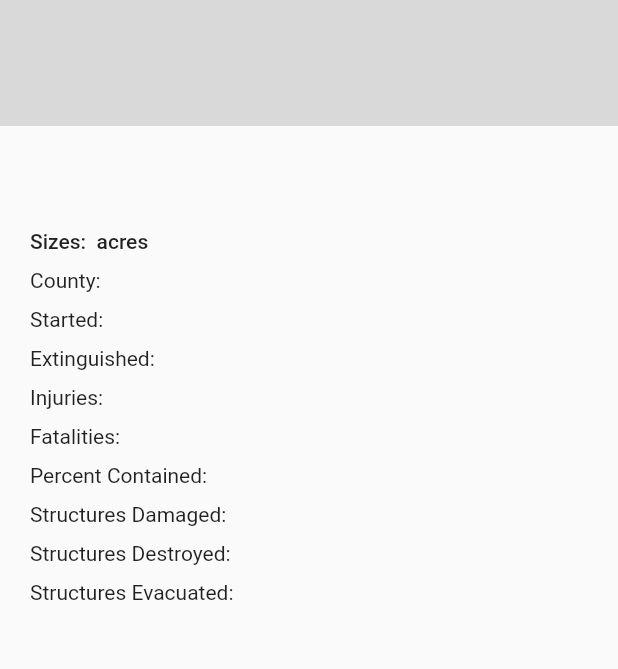
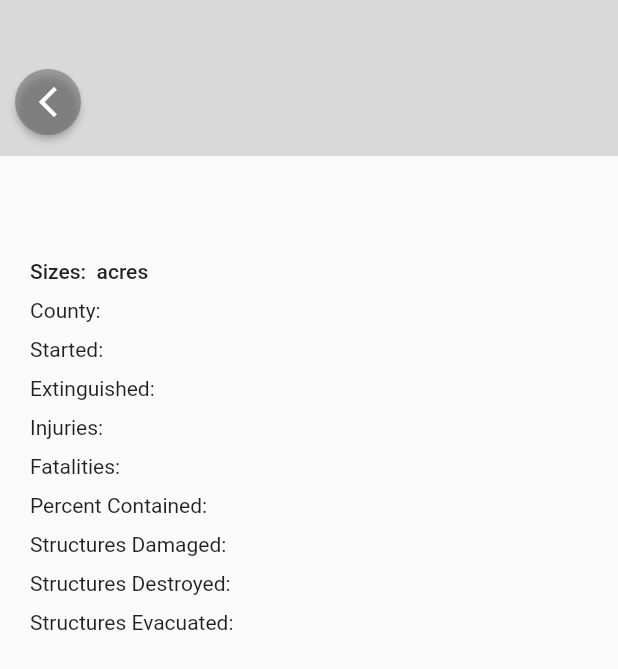
Before and after one commit to bub655/wildfire_risk_assessment, a Flutter app: the WildfireStatistic screen opened directly with empty values, on a phone screen of 412 x 824 dp. Shown: the top 669 px of the screen. Run offline on Flutter 3.47's test engine with Material 2 defaults, Android fonts, the phone set to English and light mode, and no system bars; our stand-ins replace flutter_dotenv, numberpicker.

Commit message:
ability to go back to statistics page

```diff
--- a/lib/screens/statistics/statistics.dart
+++ b/lib/screens/statistics/statistics.dart
@@ -23,7 +23,6 @@ class _StatsPageState extends State<StatsPage> {
 // Fetch content from the json file
   Future<void> readJson() async {
     final String response = await rootBundle.loadString('assets/converted.json');
-    print(response);
     final data = await json.decode(response);
     setState(() {
       _items = data["features"];
--- a/lib/screens/statistics/wildfireDetails.dart
+++ b/lib/screens/statistics/wildfireDetails.dart
@@ -1,4 +1,6 @@
 import 'package:flutter/material.dart';
+import 'package:wildfire_risk_assessment/screens/home.dart';
+import 'package:wildfire_risk_assessment/screens/statistics/statistics.dart';
 
 
 class WildfireStatistic extends StatefulWidget {
@@ -81,19 +83,27 @@ class _WildfireStatisticState extends State<WildfireStatistic> {
               width: MediaQuery.of(context).size.width,
               child: Padding(
                 padding: EdgeInsets.only(top: 44.0, bottom: 12.0),
-                child: Column(
-                  children: [
-
-                    Text(
+                child: Row(children: [
+                  ElevatedButton(
+                    onPressed: () {
+                      Navigator.push(context, MaterialPageRoute(builder: (context) => HomeScreen()));
+                    },
+                    child: Icon(Icons.arrow_back_ios_new, color: Colors.white),
+                    style: ElevatedButton.styleFrom(
+                      shape: CircleBorder(),
+                      padding: EdgeInsets.all(10),
+                      backgroundColor: const Color(0x80626262),
+                    ),
+                  ),
+                  SizedBox(width: 8),
+                  Text(
                       wildfireName,
                       style: TextStyle(
                         fontSize: 24,
                         fontWeight: FontWeight.w800,
                       )
-                    ),
-
-                  ]
-                ),
+                  ),
+                ]),
               ),
               color: Color(0xffd9d9d9)
           ),
```
